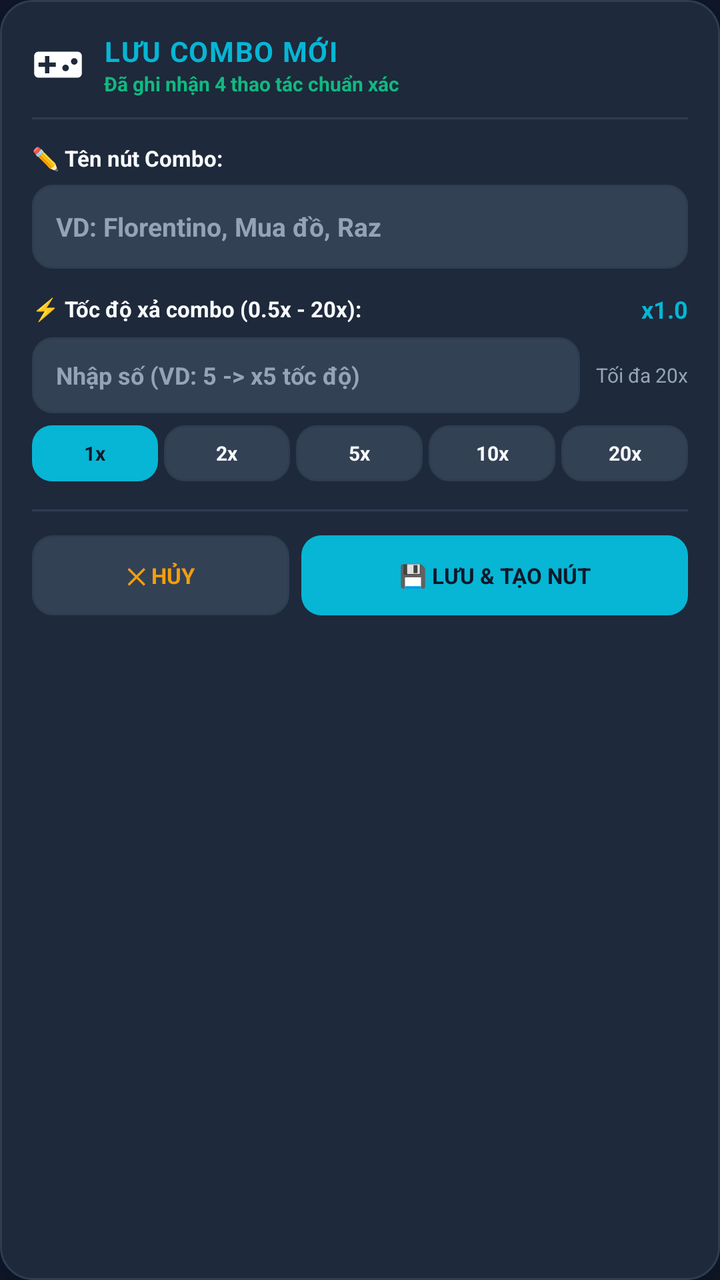
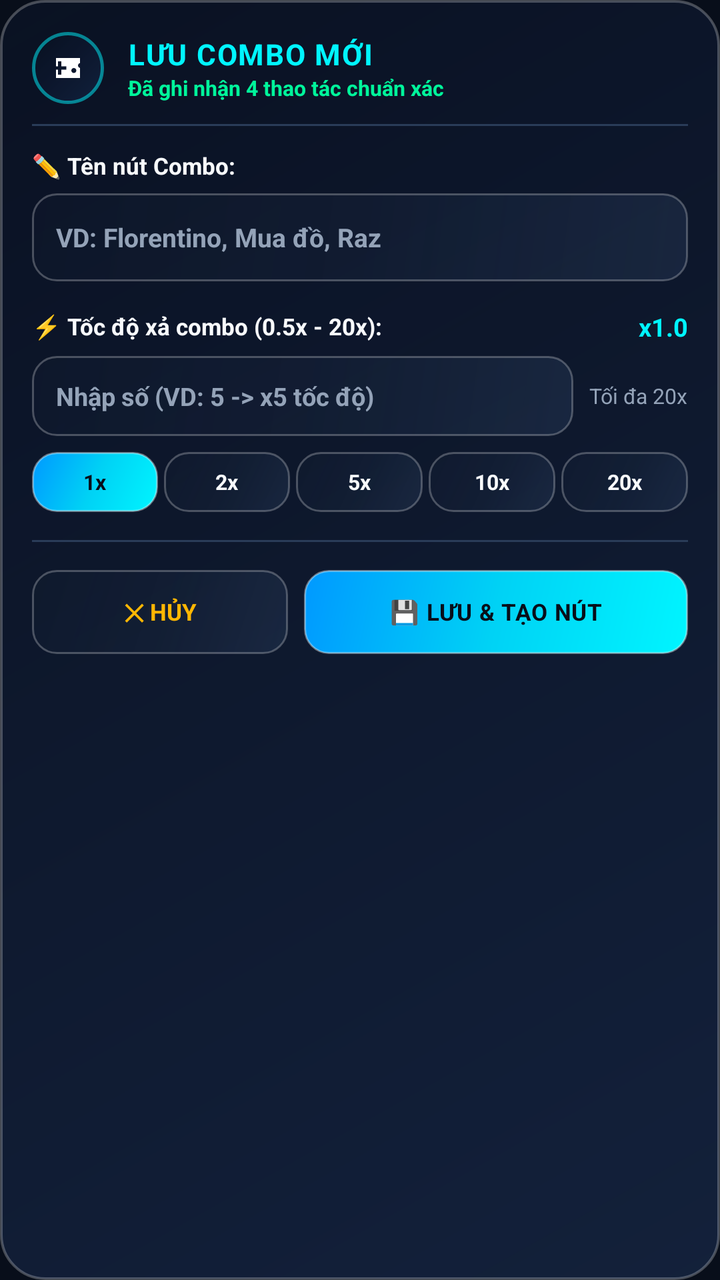

Before-and-after screenshots of an Android layout around one commit, followed by the original layout XML and the change that was made.
<!-- AndroidManifest.xml: application theme Theme.MacroGaming -->
<!-- res/layout/view_save_combo_dialog.xml -->
<?xml version="1.0" encoding="utf-8"?>
<LinearLayout xmlns:android="http://schemas.android.com/apk/res/android"
    android:id="@+id/saveComboDialogRoot"
    android:layout_width="300dp"
    android:layout_height="wrap_content"
    android:background="@drawable/bg_dialog_card"
    android:orientation="vertical"
    android:padding="16dp"
    android:elevation="24dp">

    
    <LinearLayout
        android:layout_width="match_parent"
        android:layout_height="wrap_content"
        android:gravity="center_vertical"
        android:orientation="horizontal"
        android:layout_marginBottom="10dp">

        <ImageView
            android:layout_width="26dp"
            android:layout_height="26dp"
            android:src="@drawable/ic_macro_tile"
            android:contentDescription="Turbo Icon" />

        <LinearLayout
            android:layout_width="0dp"
            android:layout_height="wrap_content"
            android:layout_marginStart="10dp"
            android:layout_weight="1"
            android:orientation="vertical">

            <TextView
                android:layout_width="wrap_content"
                android:layout_height="wrap_content"
                android:text="LƯU COMBO MỚI"
                android:textColor="@color/cyan_neon"
                android:textSize="14sp"
                android:textStyle="bold"
                android:letterSpacing="0.04" />

            <TextView
                android:id="@+id/tvSaveComboSummary"
                android:layout_width="wrap_content"
                android:layout_height="wrap_content"
                android:text="Đã ghi nhận 4 thao tác chuẩn xác"
                android:textColor="@color/emerald_play"
                android:textSize="10sp"
                android:textStyle="bold" />
        </LinearLayout>
    </LinearLayout>

    <View
        android:layout_width="match_parent"
        android:layout_height="1dp"
        android:background="@color/stroke_border"
        android:layout_marginBottom="12dp" />

    
    <TextView
        android:layout_width="wrap_content"
        android:layout_height="wrap_content"
        android:text="✏️ Tên nút Combo:"
        android:textColor="@color/text_primary"
        android:textSize="11sp"
        android:textStyle="bold" />

    <EditText
        android:id="@+id/etSaveComboName"
        android:layout_width="match_parent"
        android:layout_height="42dp"
        android:layout_marginTop="6dp"
        android:background="@drawable/bg_turbo_btn_secondary"
        android:hint="VD: Florentino, Mua đồ, Raz"
        android:textColorHint="@color/text_secondary"
        android:textColor="@color/cyan_neon"
        android:textSize="13sp"
        android:textStyle="bold"
        android:paddingStart="12dp"
        android:paddingEnd="12dp"
        android:singleLine="true"
        android:maxLength="15"
        android:inputType="text" />

    
    <LinearLayout
        android:layout_width="match_parent"
        android:layout_height="wrap_content"
        android:layout_marginTop="12dp"
        android:gravity="center_vertical"
        android:orientation="horizontal">

        <TextView
            android:layout_width="0dp"
            android:layout_height="wrap_content"
            android:layout_weight="1"
            android:text="⚡ Tốc độ xả combo (0.5x - 20x):"
            android:textColor="@color/text_primary"
            android:textSize="11sp"
            android:textStyle="bold" />

        <TextView
            android:id="@+id/tvSpeedLiveBadge"
            android:layout_width="wrap_content"
            android:layout_height="wrap_content"
            android:text="x1.0"
            android:textColor="@color/cyan_neon"
            android:textSize="12sp"
            android:textStyle="bold" />
    </LinearLayout>

    
    <LinearLayout
        android:layout_width="match_parent"
        android:layout_height="38dp"
        android:layout_marginTop="6dp"
        android:gravity="center_vertical"
        android:orientation="horizontal">

        <EditText
            android:id="@+id/etSaveSpeedMultiplier"
            android:layout_width="0dp"
            android:layout_height="match_parent"
            android:layout_weight="1"
            android:background="@drawable/bg_turbo_btn_secondary"
            android:hint="Nhập số (VD: 5 -> x5 tốc độ)"
            android:textColorHint="@color/text_secondary"
            android:textColor="@color/cyan_neon"
            android:textSize="12sp"
            android:textStyle="bold"
            android:paddingStart="12dp"
            android:paddingEnd="12dp"
            android:singleLine="true"
            android:maxLength="4"
            android:inputType="numberDecimal" />

        <TextView
            android:layout_width="wrap_content"
            android:layout_height="wrap_content"
            android:layout_marginStart="8dp"
            android:text="Tối đa 20x"
            android:textColor="@color/text_secondary"
            android:textSize="10sp" />
    </LinearLayout>

    
    <LinearLayout
        android:layout_width="match_parent"
        android:layout_height="28dp"
        android:layout_marginTop="6dp"
        android:orientation="horizontal">

        <TextView
            android:id="@+id/btnSaveSpeed1"
            android:layout_width="0dp"
            android:layout_height="match_parent"
            android:layout_weight="1"
            android:layout_marginEnd="3dp"
            android:background="@drawable/bg_turbo_btn_primary"
            android:gravity="center"
            android:text="1x"
            android:textColor="@color/bg_dark"
            android:textSize="10sp"
            android:textStyle="bold" />

        <TextView
            android:id="@+id/btnSaveSpeed2"
            android:layout_width="0dp"
            android:layout_height="match_parent"
            android:layout_weight="1"
            android:layout_marginEnd="3dp"
            android:background="@drawable/bg_turbo_btn_secondary"
            android:gravity="center"
            android:text="2x"
            android:textColor="@color/text_primary"
            android:textSize="10sp"
            android:textStyle="bold" />

        <TextView
            android:id="@+id/btnSaveSpeed5"
            android:layout_width="0dp"
            android:layout_height="match_parent"
            android:layout_weight="1"
            android:layout_marginEnd="3dp"
            android:background="@drawable/bg_turbo_btn_secondary"
            android:gravity="center"
            android:text="5x"
            android:textColor="@color/text_primary"
            android:textSize="10sp"
            android:textStyle="bold" />

        <TextView
            android:id="@+id/btnSaveSpeed10"
            android:layout_width="0dp"
            android:layout_height="match_parent"
            android:layout_weight="1"
            android:layout_marginEnd="3dp"
            android:background="@drawable/bg_turbo_btn_secondary"
            android:gravity="center"
            android:text="10x"
            android:textColor="@color/text_primary"
            android:textSize="10sp"
            android:textStyle="bold" />

        <TextView
            android:id="@+id/btnSaveSpeed20"
            android:layout_width="0dp"
            android:layout_height="match_parent"
            android:layout_weight="1"
            android:background="@drawable/bg_turbo_btn_secondary"
            android:gravity="center"
            android:text="20x"
            android:textColor="@color/text_primary"
            android:textSize="10sp"
            android:textStyle="bold" />
    </LinearLayout>

    <View
        android:layout_width="match_parent"
        android:layout_height="1dp"
        android:background="@color/stroke_border"
        android:layout_marginTop="14dp"
        android:layout_marginBottom="12dp" />

    
    <LinearLayout
        android:layout_width="match_parent"
        android:layout_height="40dp"
        android:orientation="horizontal">

        <TextView
            android:id="@+id/btnSaveComboCancel"
            android:layout_width="0dp"
            android:layout_height="match_parent"
            android:layout_weight="0.8"
            android:layout_marginEnd="6dp"
            android:background="@drawable/bg_turbo_btn_secondary"
            android:gravity="center"
            android:text="✕ HỦY"
            android:textColor="@color/amber_warning"
            android:textSize="11sp"
            android:textStyle="bold" />

        <TextView
            android:id="@+id/btnSaveComboConfirm"
            android:layout_width="0dp"
            android:layout_height="match_parent"
            android:layout_weight="1.2"
            android:background="@drawable/bg_turbo_btn_primary"
            android:gravity="center"
            android:text="💾 LƯU &amp; TẠO NÚT"
            android:textColor="@color/bg_dark"
            android:textSize="11sp"
            android:textStyle="bold" />
    </LinearLayout>

</LinearLayout>
<!-- resources referenced by this layout -->
<resources>
  <color name="amber_warning">#F59E0B</color>
  <color name="bg_dark">#0F172A</color>
  <color name="cyan_neon">#06B6D4</color>
  <color name="emerald_play">#10B981</color>
  <color name="stroke_border">#2E3D52</color>
  <color name="text_primary">#F8FAFC</color>
  <color name="text_secondary">#94A3B8</color>
  <!-- drawable bg_dialog_card (drawable) -->
  <?xml version="1.0" encoding="utf-8"?>
  <shape xmlns:android="http://schemas.android.com/apk/res/android"
      android:shape="rectangle">
      <corners android:radius="16dp" />
      <solid android:color="@color/bg_dialog" />
      <stroke
          android:width="1dp"
          android:color="@color/stroke_border" />
      <padding
          android:bottom="16dp"
          android:left="16dp"
          android:right="16dp"
          android:top="16dp" />
  </shape>
  <!-- drawable bg_turbo_btn_primary (drawable) -->
  <?xml version="1.0" encoding="utf-8"?>
  <shape xmlns:android="http://schemas.android.com/apk/res/android"
      android:shape="rectangle">
      <corners android:radius="10dp" />
      <solid android:color="@color/cyan_neon" />
  </shape>
  <!-- drawable bg_turbo_btn_secondary (drawable) -->
  <?xml version="1.0" encoding="utf-8"?>
  <shape xmlns:android="http://schemas.android.com/apk/res/android"
      android:shape="rectangle">
      <corners android:radius="10dp" />
      <solid android:color="@color/bg_surface_elevated" />
      <stroke
          android:width="1dp"
          android:color="@color/stroke_border" />
  </shape>
  <style name="Theme.MacroGaming" parent="Theme.Material3.Dark.NoActionBar">
          <item name="colorPrimary">@color/cyan_neon</item>
          <item name="colorOnPrimary">@color/bg_dark</item>
          <item name="colorSecondary">@color/purple_accent</item>
          <item name="android:windowBackground">@color/bg_dark</item>
          <item name="android:statusBarColor">@color/bg_dark</item>
          <item name="android:navigationBarColor">@color/bg_dark</item>
      </style>
  <color name="bg_dialog">#1E293B</color>
  <color name="bg_surface_elevated">#334155</color>
  <color name="purple_accent">#8B5CF6</color>
  <!-- unchanged entries left out for length: 1 -->
</resources>

<!-- the commit's change to res/layout/view_save_combo_dialog.xml (unified diff, before → after) -->
@@ -1,7 +1,7 @@
 <?xml version="1.0" encoding="utf-8"?>
 <LinearLayout xmlns:android="http://schemas.android.com/apk/res/android"
     android:id="@+id/saveComboDialogRoot"
-    android:layout_width="300dp"
+    android:layout_width="310dp"
     android:layout_height="wrap_content"
     android:background="@drawable/bg_dialog_card"
     android:orientation="vertical"
@@ -16,16 +16,23 @@
         android:orientation="horizontal"
         android:layout_marginBottom="10dp">
 
-        <ImageView
-            android:layout_width="26dp"
-            android:layout_height="26dp"
-            android:src="@drawable/ic_macro_tile"
-            android:contentDescription="Turbo Icon" />
+        <FrameLayout
+            android:layout_width="36dp"
+            android:layout_height="36dp"
+            android:background="@drawable/bg_floating_pill">
+
+            <ImageView
+                android:layout_width="20dp"
+                android:layout_height="20dp"
+                android:layout_gravity="center"
+                android:src="@drawable/ic_macro_tile"
+                android:contentDescription="Turbo Icon" />
+        </FrameLayout>
 
         <LinearLayout
             android:layout_width="0dp"
             android:layout_height="wrap_content"
-            android:layout_marginStart="10dp"
+            android:layout_marginStart="12dp"
             android:layout_weight="1"
             android:orientation="vertical">
 
@@ -34,7 +41,7 @@
                 android:layout_height="wrap_content"
                 android:text="LƯU COMBO MỚI"
                 android:textColor="@color/cyan_neon"
-                android:textSize="14sp"
+                android:textSize="14.5sp"
                 android:textStyle="bold"
                 android:letterSpacing="0.04" />
 
@@ -44,7 +51,7 @@
                 android:layout_height="wrap_content"
                 android:text="Đã ghi nhận 4 thao tác chuẩn xác"
                 android:textColor="@color/emerald_play"
-                android:textSize="10sp"
+                android:textSize="10.5sp"
                 android:textStyle="bold" />
         </LinearLayout>
     </LinearLayout>
@@ -61,13 +68,13 @@
         android:layout_height="wrap_content"
         android:text="✏️ Tên nút Combo:"
         android:textColor="@color/text_primary"
-        android:textSize="11sp"
+        android:textSize="11.5sp"
         android:textStyle="bold" />
 
     <EditText
         android:id="@+id/etSaveComboName"
         android:layout_width="match_parent"
-        android:layout_height="42dp"
+        android:layout_height="44dp"
         android:layout_marginTop="6dp"
         android:background="@drawable/bg_turbo_btn_secondary"
         android:hint="VD: Florentino, Mua đồ, Raz"
@@ -85,7 +92,7 @@
     <LinearLayout
         android:layout_width="match_parent"
         android:layout_height="wrap_content"
-        android:layout_marginTop="12dp"
+        android:layout_marginTop="14dp"
         android:gravity="center_vertical"
         android:orientation="horizontal">
 
@@ -95,7 +102,7 @@
             android:layout_weight="1"
             android:text="⚡ Tốc độ xả combo (0.5x - 20x):"
             android:textColor="@color/text_primary"
-            android:textSize="11sp"
+            android:textSize="11.5sp"
             android:textStyle="bold" />
 
         <TextView
@@ -104,14 +111,14 @@
             android:layout_height="wrap_content"
             android:text="x1.0"
             android:textColor="@color/cyan_neon"
-            android:textSize="12sp"
-            android:textStyle="bold" />
-    </LinearLayout>
-
-    
-    <LinearLayout
-        android:layout_width="match_parent"
-        android:layout_height="38dp"
+            android:textSize="12.5sp"
+            android:textStyle="bold" />
+    </LinearLayout>
+
+    
+    <LinearLayout
+        android:layout_width="match_parent"
+        android:layout_height="40dp"
         android:layout_marginTop="6dp"
         android:gravity="center_vertical"
         android:orientation="horizontal">
@@ -125,7 +132,7 @@
             android:hint="Nhập số (VD: 5 -> x5 tốc độ)"
             android:textColorHint="@color/text_secondary"
             android:textColor="@color/cyan_neon"
-            android:textSize="12sp"
+            android:textSize="12.5sp"
             android:textStyle="bold"
             android:paddingStart="12dp"
             android:paddingEnd="12dp"
@@ -139,14 +146,14 @@
             android:layout_marginStart="8dp"
             android:text="Tối đa 20x"
             android:textColor="@color/text_secondary"
-            android:textSize="10sp" />
-    </LinearLayout>
-
-    
-    <LinearLayout
-        android:layout_width="match_parent"
-        android:layout_height="28dp"
-        android:layout_marginTop="6dp"
+            android:textSize="10.5sp" />
+    </LinearLayout>
+
+    
+    <LinearLayout
+        android:layout_width="match_parent"
+        android:layout_height="30dp"
+        android:layout_marginTop="8dp"
         android:orientation="horizontal">
 
         <TextView
@@ -159,7 +166,7 @@
             android:gravity="center"
             android:text="1x"
             android:textColor="@color/bg_dark"
-            android:textSize="10sp"
+            android:textSize="10.5sp"
             android:textStyle="bold" />
 
         <TextView
@@ -172,7 +179,7 @@
             android:gravity="center"
             android:text="2x"
             android:textColor="@color/text_primary"
-            android:textSize="10sp"
+            android:textSize="10.5sp"
             android:textStyle="bold" />
 
         <TextView
@@ -185,7 +192,7 @@
             android:gravity="center"
             android:text="5x"
             android:textColor="@color/text_primary"
-            android:textSize="10sp"
+            android:textSize="10.5sp"
             android:textStyle="bold" />
 
         <TextView
@@ -198,7 +205,7 @@
             android:gravity="center"
             android:text="10x"
             android:textColor="@color/text_primary"
-            android:textSize="10sp"
+            android:textSize="10.5sp"
             android:textStyle="bold" />
 
         <TextView
@@ -210,7 +217,7 @@
             android:gravity="center"
             android:text="20x"
             android:textColor="@color/text_primary"
-            android:textSize="10sp"
+            android:textSize="10.5sp"
             android:textStyle="bold" />
     </LinearLayout>
 
@@ -219,12 +226,12 @@
         android:layout_height="1dp"
         android:background="@color/stroke_border"
         android:layout_marginTop="14dp"
-        android:layout_marginBottom="12dp" />
-
-    
-    <LinearLayout
-        android:layout_width="match_parent"
-        android:layout_height="40dp"
+        android:layout_marginBottom="14dp" />
+
+    
+    <LinearLayout
+        android:layout_width="match_parent"
+        android:layout_height="42dp"
         android:orientation="horizontal">
 
         <TextView
@@ -232,12 +239,12 @@
             android:layout_width="0dp"
             android:layout_height="match_parent"
             android:layout_weight="0.8"
-            android:layout_marginEnd="6dp"
+            android:layout_marginEnd="8dp"
             android:background="@drawable/bg_turbo_btn_secondary"
             android:gravity="center"
             android:text="✕ HỦY"
             android:textColor="@color/amber_warning"
-            android:textSize="11sp"
+            android:textSize="11.5sp"
             android:textStyle="bold" />
 
         <TextView
@@ -249,8 +256,9 @@
             android:gravity="center"
             android:text="💾 LƯU &amp; TẠO NÚT"
             android:textColor="@color/bg_dark"
-            android:textSize="11sp"
-            android:textStyle="bold" />
+            android:textSize="11.5sp"
+            android:textStyle="bold"
+            android:letterSpacing="0.02" />
     </LinearLayout>
 
 </LinearLayout>
<!-- resource entries referenced after the edit -->
@@ -1,43 +1,87 @@
 <!-- resources referenced by this layout -->
 <resources>
-  <color name="amber_warning">#F59E0B</color>
-  <color name="bg_dark">#0F172A</color>
-  <color name="cyan_neon">#06B6D4</color>
-  <color name="emerald_play">#10B981</color>
-  <color name="stroke_border">#2E3D52</color>
+  <color name="amber_warning">#FFB703</color>
+  <color name="bg_dark">#080E1A</color>
+  <color name="cyan_neon">#00F5FF</color>
+  <color name="emerald_play">#00F59B</color>
+  <color name="stroke_border">#2A3C58</color>
   <color name="text_primary">#F8FAFC</color>
   <color name="text_secondary">#94A3B8</color>
   <!-- drawable bg_dialog_card (drawable) -->
   <?xml version="1.0" encoding="utf-8"?>
-  <shape xmlns:android="http://schemas.android.com/apk/res/android"
-      android:shape="rectangle">
-      <corners android:radius="16dp" />
-      <solid android:color="@color/bg_dialog" />
-      <stroke
-          android:width="1dp"
-          android:color="@color/stroke_border" />
-      <padding
-          android:bottom="16dp"
-          android:left="16dp"
-          android:right="16dp"
-          android:top="16dp" />
-  </shape>
+  <layer-list xmlns:android="http://schemas.android.com/apk/res/android">
+      <item>
+          <shape android:shape="rectangle">
+              <corners android:radius="22dp" />
+              <gradient
+                  android:angle="135"
+                  android:startColor="@color/glass_card_bg_start"
+                  android:centerColor="#D00F1B33"
+                  android:endColor="@color/glass_card_bg_end"
+                  android:type="linear" />
+              <stroke
+                  android:width="1.2dp"
+                  android:color="@color/glass_rim_specular" />
+              <padding
+                  android:bottom="14dp"
+                  android:left="14dp"
+                  android:right="14dp"
+                  android:top="14dp" />
+          </shape>
+      </item>
+  </layer-list>
+  <!-- drawable bg_floating_pill (drawable) -->
+  <?xml version="1.0" encoding="utf-8"?>
+  <layer-list xmlns:android="http://schemas.android.com/apk/res/android">
+      <item>
+          <shape android:shape="rectangle">
+              <corners android:radius="999dp" />
+              <gradient
+                  android:angle="135"
+                  android:startColor="#E610213E"
+                  android:centerColor="#D90C172E"
+                  android:endColor="#C8070F1F"
+                  android:type="linear" />
+              <stroke
+                  android:width="1.5dp"
+                  android:color="@color/glass_rim_cyan" />
+              <padding
+                  android:bottom="6dp"
+                  android:left="12dp"
+                  android:right="12dp"
+                  android:top="6dp" />
+          </shape>
+      </item>
+  </layer-list>
   <!-- drawable bg_turbo_btn_primary (drawable) -->
   <?xml version="1.0" encoding="utf-8"?>
   <shape xmlns:android="http://schemas.android.com/apk/res/android"
       android:shape="rectangle">
-      <corners android:radius="10dp" />
-      <solid android:color="@color/cyan_neon" />
+      <corners android:radius="12dp" />
+      <gradient
+          android:angle="135"
+          android:startColor="#00F5FF"
+          android:centerColor="#00D2F5"
+          android:endColor="#0099FF"
+          android:type="linear" />
+      <stroke
+          android:width="1dp"
+          android:color="#66FFFFFF" />
   </shape>
   <!-- drawable bg_turbo_btn_secondary (drawable) -->
   <?xml version="1.0" encoding="utf-8"?>
   <shape xmlns:android="http://schemas.android.com/apk/res/android"
       android:shape="rectangle">
-      <corners android:radius="10dp" />
-      <solid android:color="@color/bg_surface_elevated" />
+      <corners android:radius="12dp" />
+      <gradient
+          android:angle="135"
+          android:startColor="#383D5980"
+          android:centerColor="#26273C58"
+          android:endColor="#1C18273D"
+          android:type="linear" />
       <stroke
           android:width="1dp"
-          android:color="@color/stroke_border" />
+          android:color="#40FFFFFF" />
   </shape>
   <style name="Theme.MacroGaming" parent="Theme.Material3.Dark.NoActionBar">
           <item name="colorPrimary">@color/cyan_neon</item>
@@ -46,10 +90,14 @@
           <item name="android:windowBackground">@color/bg_dark</item>
           <item name="android:statusBarColor">@color/bg_dark</item>
           <item name="android:navigationBarColor">@color/bg_dark</item>
+          <item name="android:windowLightStatusBar">false</item>
+          <item name="android:windowLightNavigationBar">false</item>
       </style>
-  <color name="bg_dialog">#1E293B</color>
-  <color name="bg_surface_elevated">#334155</color>
-  <color name="purple_accent">#8B5CF6</color>
+  <color name="glass_card_bg_start">#D9142340</color>
+  <color name="glass_card_bg_end">#C80A1224</color>
+  <color name="glass_rim_specular">#40FFFFFF</color>
+  <color name="glass_rim_cyan">#8000F5FF</color>
+  <color name="purple_accent">#A855F7</color>
   <!-- unchanged entries left out for length: 1 -->
 </resources>
 
